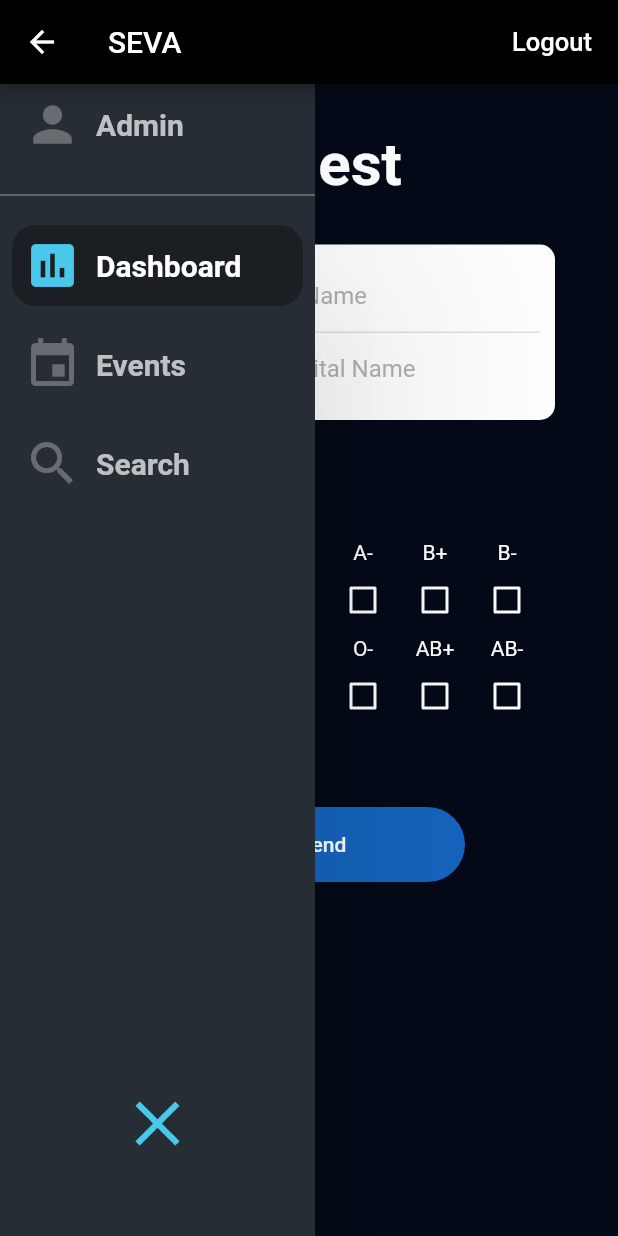
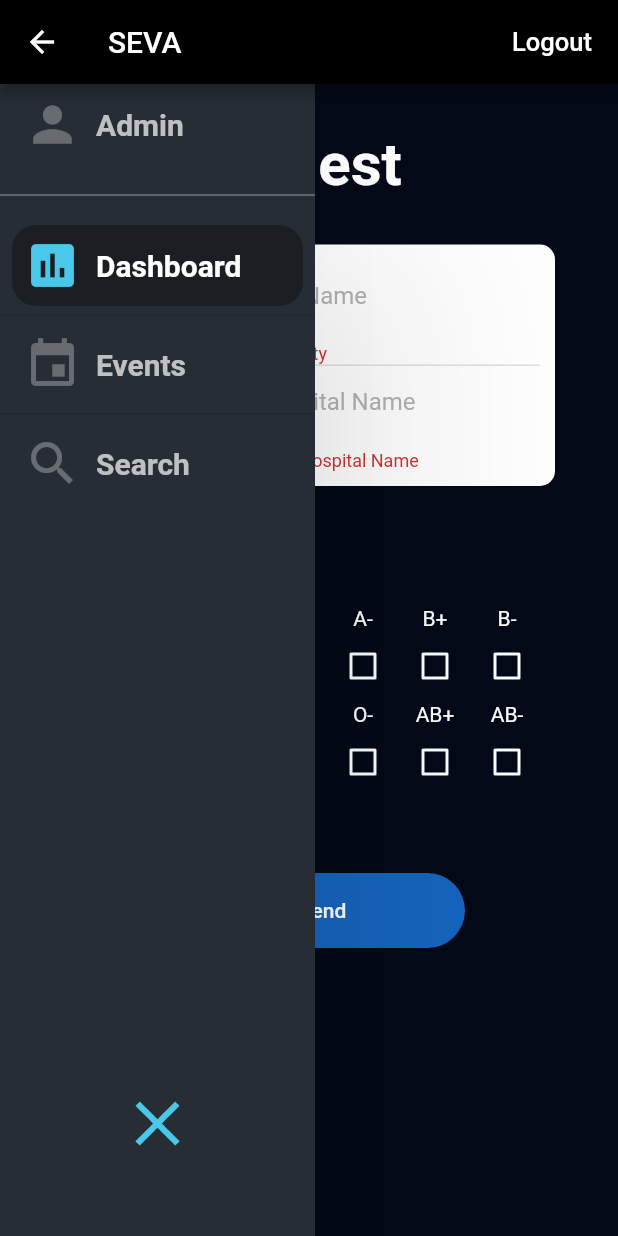
Before and after one commit to jerry2501/SEVA, a Flutter app: the Home screen opened directly with empty values, after a tap on "Send", on a phone screen of 412 x 824 dp. Run offline on Flutter 3.47's test engine with Material 2 defaults, Android fonts, the phone set to English and light mode, and no system bars; our stand-ins replace cloud_firestore, double_back_to_close_app, firebase_auth, page_transition, shared_preferences, simple_animations and 1 more; missing offline and left inert: sms; accounts and stored records are empty.

Commit message:
Here is latest update

```diff
--- a/lib/HomePage.dart
+++ b/lib/HomePage.dart
@@ -1,4 +1,7 @@
+import 'dart:io';
+
 import 'package:cloud_firestore/cloud_firestore.dart';
+import 'package:double_back_to_close_app/double_back_to_close_app.dart';
 import 'package:firebase_auth/firebase_auth.dart';
 import 'package:flutter/material.dart';
 import 'package:seva/Animations/FadeAnimation.dart';
@@ -37,6 +40,8 @@ class Home extends StatefulWidget
    bool Ominus=false;
    bool ABplus=false;
    bool ABminus=false;
+   bool progressbar=false;
+   DateTime currentBackPressTime;
 
    Future<void> _signOut(BuildContext context) async {
      try {
@@ -89,6 +94,41 @@ class Home extends StatefulWidget
      );
    }
 
+   Future<bool> onWillPop() async {
+//     DateTime now = DateTime.now();
+//     if (currentBackPressTime == null ||
+//         now.difference(currentBackPressTime) > Duration(seconds: 3)) {
+//       currentBackPressTime = now;
+//       Toast.show("Press back again to exit" , context, duration: Toast.LENGTH_LONG, gravity:  Toast.BOTTOM,backgroundColor: Colors.white,textColor: Colors.black);
+//       return false;
+//     }
+//     return true;
+     return showDialog(
+       context: context,
+       builder: (context) {
+         return AlertDialog(
+           title: Text('Are you sure?'),
+           content: Text('Do you want to exit an App'),
+           actions: <Widget>[
+             FlatButton(
+               child: Text('No'),
+               onPressed: () {
+                 Navigator.of(context).pop(false);
+               },
+             ),
+             FlatButton(
+               child: Text('Yes'),
+               onPressed: () {
+                 exit(0);
+               },
+             )
+           ],
+         );
+       },
+     ) ?? false;
+   }
+
+
    @override
    Widget build(BuildContext context) {
      return Scaffold(
@@ -104,9 +144,11 @@ class Home extends StatefulWidget
          ],
        ),
 
-       body:Stack(
+       body:WillPopScope(
+         onWillPop: onWillPop,
+         child:  Stack(
            children:<Widget>[
-
+             progressbar==false ?
              Container(
                padding: EdgeInsets.only(left: 120,top: 30),
                child: Column(
@@ -144,7 +186,7 @@ class Home extends StatefulWidget
                                    return "Please enter city";
                                  }
                                },
-                           onChanged: (input) => city=input ,
+                               onChanged: (input) => city=input.toLowerCase() ,
                              ),
                            ),
                            Container(
@@ -232,32 +274,126 @@ class Home extends StatefulWidget
 
                    ),],
                ),
+             ):Center(
+               child: Container(
+                   color: Color.fromRGBO(3, 9, 23, 1),
+                   width: 70.0,
+                   height: 70.0,
+                   child: new Padding(padding: const EdgeInsets.all(5.0),child: new Center(child: new CircularProgressIndicator()))),
              ),
+
              CollapsingNavigationDrawer(),
            ],
          ),
+       )
      );
    }
 
 
 
   Future<void> getdata() async{
-  if(Oplus==true)
+    final formState=formkey.currentState;
+    if(formState.validate()) {
+      formState.save();
+      setState(() {
+        progressbar=true;
+      });
+      if(Aplus==true)
       {
-      snapshot=await Firestore.instance.collection('collection').where('Blood group',isEqualTo: 'O+').getDocuments();
+        snapshot=await Firestore.instance.collection('collection').where('Blood group',isEqualTo: 'A+').where('City',isEqualTo: city).
+        getDocuments();
         for(int i=0;i<snapshot.documents.length;i++){
           send(snapshot.documents[i].data['Mobile number']);
           print(snapshot.documents[i].data['Mobile number']);
         }
+        Toast.show("Message sent" , context, duration: Toast.LENGTH_LONG, gravity:  Toast.BOTTOM,backgroundColor: Colors.white,textColor: Colors.black);
+      }
 
+      if(Aminus==true)
+      {
+        snapshot=await Firestore.instance.collection('collection').where('Blood group',isEqualTo: 'A-').where('City',isEqualTo: city).
+        getDocuments();
+        for(int i=0;i<snapshot.documents.length;i++){
+          send(snapshot.documents[i].data['Mobile number']);
+          print(snapshot.documents[i].data['Mobile number']);
+        }
+        Toast.show("Message sent" , context, duration: Toast.LENGTH_LONG, gravity:  Toast.BOTTOM,backgroundColor: Colors.white,textColor: Colors.black);
+      }
 
+      if(Bplus==true)
+      {
+        snapshot=await Firestore.instance.collection('collection').where('Blood group',isEqualTo: 'B+').where('City',isEqualTo: city).
+        getDocuments();
+        for(int i=0;i<snapshot.documents.length;i++){
+          send(snapshot.documents[i].data['Mobile number']);
+          print(snapshot.documents[i].data['Mobile number']);
+        }
+        Toast.show("Message sent" , context, duration: Toast.LENGTH_LONG, gravity:  Toast.BOTTOM,backgroundColor: Colors.white,textColor: Colors.black);
+      }
 
-      Toast.show("Message sent to O+" , context, duration: Toast.LENGTH_LONG, gravity:  Toast.BOTTOM,backgroundColor: Colors.white,textColor: Colors.black);
+      if(Bminus==true)
+      {
+        snapshot=await Firestore.instance.collection('collection').where('Blood group',isEqualTo: 'B-').where('City',isEqualTo: city).
+        getDocuments();
+        for(int i=0;i<snapshot.documents.length;i++){
+          send(snapshot.documents[i].data['Mobile number']);
+          print(snapshot.documents[i].data['Mobile number']);
         }
+        Toast.show("Message sent" , context, duration: Toast.LENGTH_LONG, gravity:  Toast.BOTTOM,backgroundColor: Colors.white,textColor: Colors.black);
+      }
+
+      if(Oplus==true)
+      {
+        snapshot=await Firestore.instance.collection('collection').where('Blood group',isEqualTo: 'O+').where('City',isEqualTo: city).
+        getDocuments();
+        for(int i=0;i<snapshot.documents.length;i++){
+          send(snapshot.documents[i].data['Mobile number']);
+          print(snapshot.documents[i].data['Mobile number']);
+        }
+        Toast.show("Message sent" , context, duration: Toast.LENGTH_LONG, gravity:  Toast.BOTTOM,backgroundColor: Colors.white,textColor: Colors.black);
+      }
+
+      if(Ominus==true)
+      {
+        snapshot=await Firestore.instance.collection('collection').where('Blood group',isEqualTo: 'O-').where('City',isEqualTo: city).
+        getDocuments();
+        for(int i=0;i<snapshot.documents.length;i++){
+          send(snapshot.documents[i].data['Mobile number']);
+          print(snapshot.documents[i].data['Mobile number']);
+        }
+        Toast.show("Message sent" , context, duration: Toast.LENGTH_LONG, gravity:  Toast.BOTTOM,backgroundColor: Colors.white,textColor: Colors.black);
+      }
+
+      if(ABplus==true)
+      {
+        snapshot=await Firestore.instance.collection('collection').where('Blood group',isEqualTo: 'AB+').where('City',isEqualTo: city).
+        getDocuments();
+        for(int i=0;i<snapshot.documents.length;i++){
+          send(snapshot.documents[i].data['Mobile number']);
+          print(snapshot.documents[i].data['Mobile number']);
+        }
+        Toast.show("Message sent" , context, duration: Toast.LENGTH_LONG, gravity:  Toast.BOTTOM,backgroundColor: Colors.white,textColor: Colors.black);
+      }
+
+      if(ABminus==true)
+      {
+        snapshot=await Firestore.instance.collection('collection').where('Blood group',isEqualTo: 'AB-').where('City',isEqualTo: city).
+        getDocuments();
+        for(int i=0;i<snapshot.documents.length;i++){
+          send(snapshot.documents[i].data['Mobile number']);
+          print(snapshot.documents[i].data['Mobile number']);
+        }
+        Toast.show("Message sent" , context, duration: Toast.LENGTH_LONG, gravity:  Toast.BOTTOM,backgroundColor: Colors.white,textColor: Colors.black);
+      }
+      setState(() {
+        progressbar=false;
+      });
+    }
+
   }
    void send(String number){
      String num=number;
-     String msg="Message from SEVA";
+     String msg="There is an emergency of your blood group.Your donation can save a person's life.For donation come to hospital\nHospital Name:"+hospital ;
      SmsSender sender=SmsSender();
      SmsMessage message=new SmsMessage(num, msg);
      message.onStateChanged.listen((state){
@@ -269,7 +405,7 @@ class Home extends StatefulWidget
        }
      });
      sender.sendSms(message);
-     Toast.show("Message sent to "+num, context, duration: Toast.LENGTH_LONG, gravity:  Toast.BOTTOM,backgroundColor: Colors.white,textColor: Colors.black);
+
    }
 
 
--- a/lib/signup.dart
+++ b/lib/signup.dart
@@ -127,7 +127,7 @@ class signup_layout extends State<signup>
                             return "Please enter City Name";
                           }
                         },
-                        onChanged: (input) => city=input ,
+                        onChanged: (input) => city=input.toLowerCase() ,
                       ),
                     ),
                     Container(
--- a/pubspec.yaml
+++ b/pubspec.yaml
@@ -30,6 +30,7 @@ dependencies:
   flutter_twilio_voice:
   toast:
   sms:
+  double_back_to_close_app:
 
   # The following adds the Cupertino Icons font to your application.
   # Use with the CupertinoIcons class for iOS style icons.
```
Also changed, not shown: pubspec.lock. Lines whose indentation alone changed are shown as unchanged.
